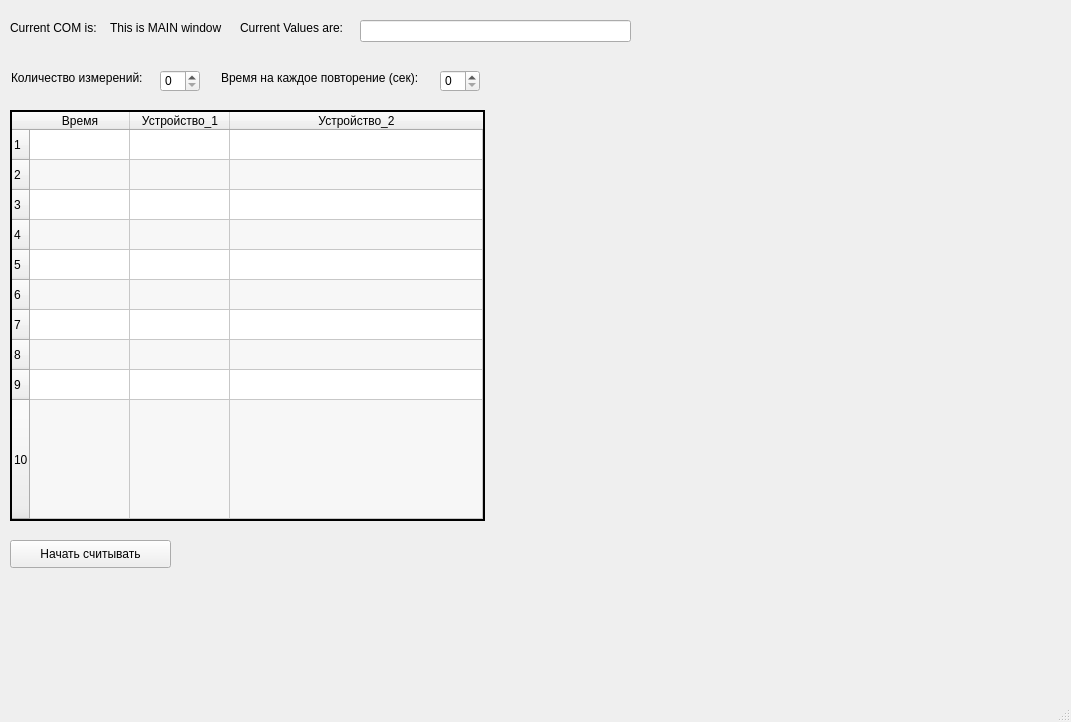
Before: the Qt Designer form MAIN.ui in Nurmukhammad1993/WindowsApp, drawn with Qt 5.
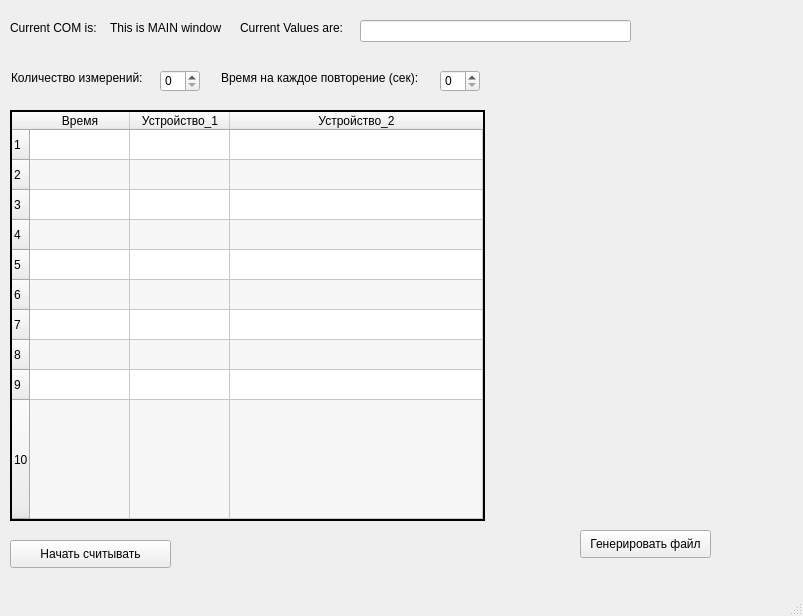
After: the same form once the commit is applied.

What changed in the file:
```diff
--- a/MAIN.ui
+++ b/MAIN.ui
@@ -6,8 +6,8 @@
    <rect>
     <x>0</x>
     <y>0</y>
-    <width>1071</width>
-    <height>722</height>
+    <width>803</width>
+    <height>616</height>
    </rect>
   </property>
   <property name="windowTitle">
@@ -278,6 +278,19 @@
      </rect>
     </property>
    </widget>
+   <widget class="QPushButton" name="pushButton_generate">
+    <property name="geometry">
+     <rect>
+      <x>580</x>
+      <y>530</y>
+      <width>131</width>
+      <height>28</height>
+     </rect>
+    </property>
+    <property name="text">
+     <string>Генерировать файл</string>
+    </property>
+   </widget>
    <widget class="QSpinBox" name="spinBox_period">
     <property name="geometry">
      <rect>
```
Left out of the diff: 2 changed lines with no effect on the pictures.
